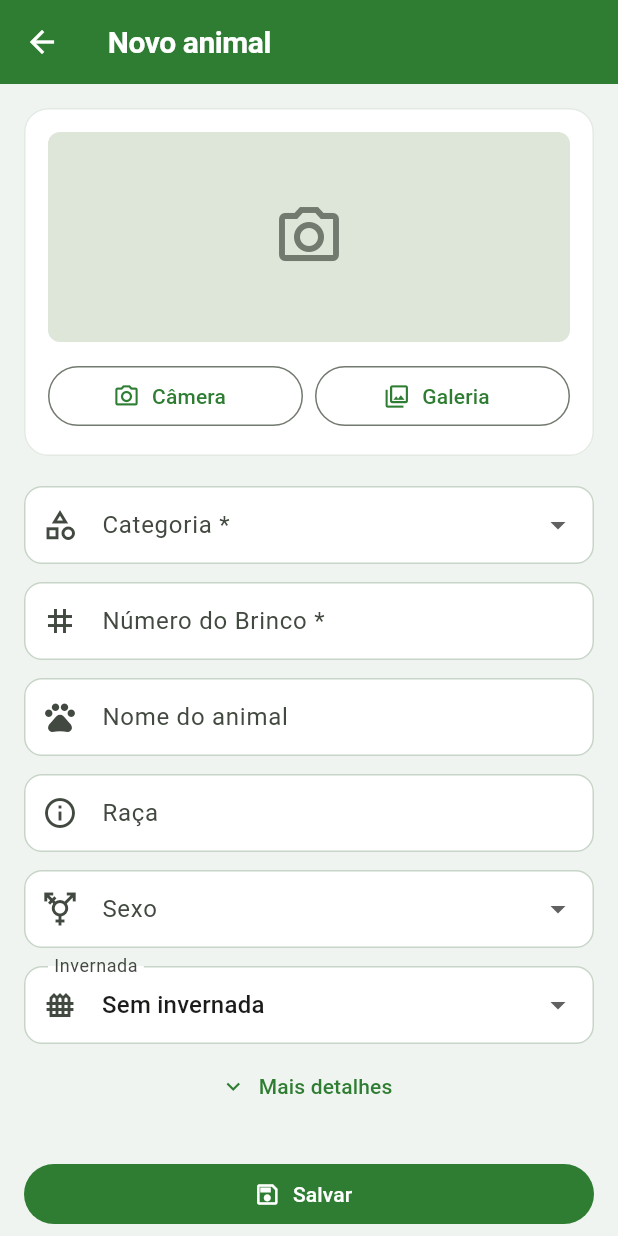
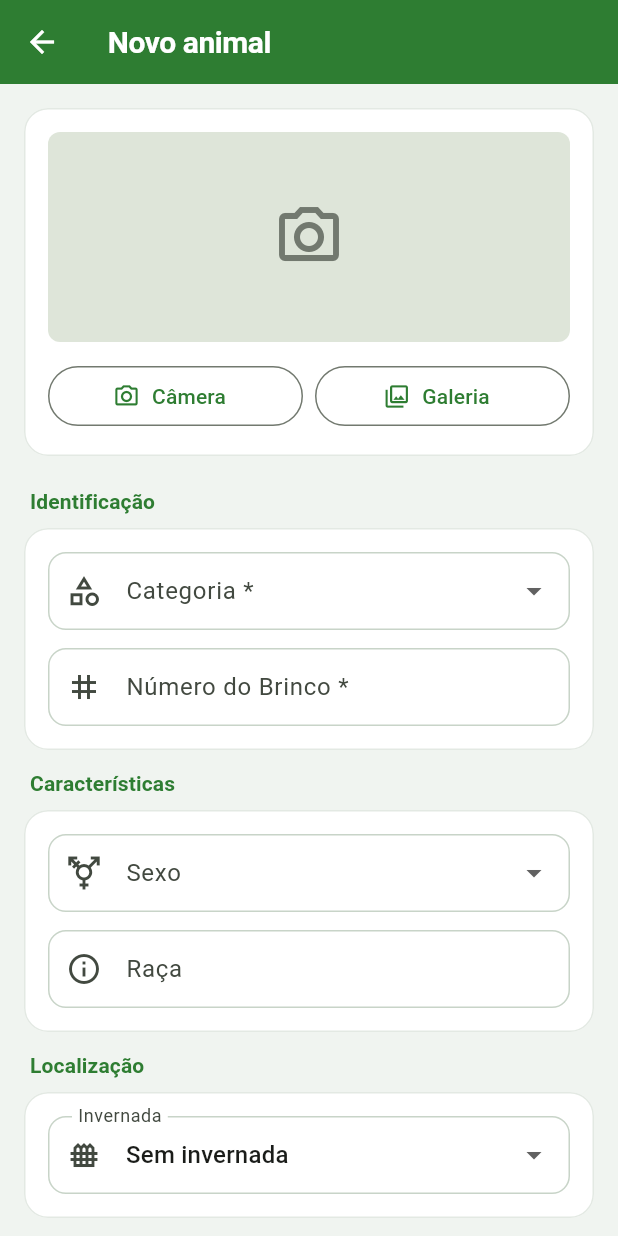
Before and after one commit to lucasbjs12/gestao-bovinos-flutter, a Flutter app: the CadastroBovinoScreen screen opened by its route, on a phone screen of 412 x 824 dp. Run offline on Flutter 3.47's test engine with Material 3 defaults, Android fonts, the phone set to English and light mode, and no system bars; our stand-ins replace cached_network_image, cloud_firestore, connectivity_plus, firebase_auth, firebase_core, flutter_image_compress and 3 more; accounts and stored records are empty.

Commit message:
feat: onboarding, botão de manejo rápido e melhorias no cadastro
- Tela de onboarding com 4 slides exibida na primeira vez que o usuário loga
- Botões "Próximo", "Não mostrar novamente" e "Pular" no onboarding
- Botão de ação rápida (ícone verde) em cada card de bovino para criar manejo direto
- Renomeia aba "Sanitário" para "Manejos" no menu inferior
- Formulário de cadastro agrupado em seções: Identificação, Características, Localização e Detalhes
- Move campo "Nome do animal" para a seção Detalhes (expansível)

Co-Authored-By: Claude Sonnet 4.6 <noreply@anthropic.com>

```diff
--- a/lib/features/bovinos/presentation/cadastro_bovino_screen.dart
+++ b/lib/features/bovinos/presentation/cadastro_bovino_screen.dart
@@ -341,7 +341,10 @@ class _CadastroBovinoScreenState extends State<CadastroBovinoScreen> {
                 ),
                 const SizedBox(height: 20),
 
-                // ── Dados principais ──────────────────────────────────────
+                // ── Identificação ─────────────────────────────────────
+                _FormSection(
+                  titulo: 'Identificação',
+                  children: [
                     DropdownButtonFormField<String>(
                       initialValue: _categoria,
                       decoration: const InputDecoration(
@@ -353,11 +356,9 @@ class _CadastroBovinoScreenState extends State<CadastroBovinoScreen> {
                           .map((c) => DropdownMenuItem(value: c, child: Text(c)))
                           .toList(),
                       onChanged: (v) => setState(() => _categoria = v),
-                  validator: (v) =>
-                      v == null ? 'Selecione a categoria.' : null,
+                      validator: (v) => v == null ? 'Selecione a categoria.' : null,
                     ),
                     const SizedBox(height: 12),
-
                     TextFormField(
                       controller: _brincoCtrl,
                       textCapitalization: TextCapitalization.characters,
@@ -371,32 +372,14 @@ class _CadastroBovinoScreenState extends State<CadastroBovinoScreen> {
                           ? 'Informe o brinco.'
                           : null,
                     ),
-                const SizedBox(height: 12),
-
-                TextFormField(
-                  controller: _nomeCtrl,
-                  textCapitalization: TextCapitalization.words,
-                  textInputAction: TextInputAction.next,
-                  decoration: const InputDecoration(
-                    labelText: 'Nome do animal',
-                    border: OutlineInputBorder(),
-                    prefixIcon: Icon(Icons.pets_outlined),
-                  ),
+                  ],
                 ),
                 const SizedBox(height: 12),
 
-                TextFormField(
-                  controller: _racaCtrl,
-                  textCapitalization: TextCapitalization.words,
-                  textInputAction: TextInputAction.next,
-                  decoration: const InputDecoration(
-                    labelText: 'Raça',
-                    border: OutlineInputBorder(),
-                    prefixIcon: Icon(Icons.info_outline),
-                  ),
-                ),
-                const SizedBox(height: 12),
-
+                // ── Características ───────────────────────────────────────
+                _FormSection(
+                  titulo: 'Características',
+                  children: [
                     DropdownButtonFormField<String>(
                       initialValue: _sexo,
                       decoration: const InputDecoration(
@@ -410,8 +393,35 @@ class _CadastroBovinoScreenState extends State<CadastroBovinoScreen> {
                       onChanged: (v) => setState(() => _sexo = v),
                     ),
                     const SizedBox(height: 12),
+                    TextFormField(
+                      controller: _racaCtrl,
+                      textCapitalization: TextCapitalization.words,
+                      textInputAction: TextInputAction.next,
+                      decoration: const InputDecoration(
+                        labelText: 'Raça',
+                        border: OutlineInputBorder(),
+                        prefixIcon: Icon(Icons.info_outline),
+                      ),
+                    ),
+                    if (_ehFemea) ...[
+                      const SizedBox(height: 8),
+                      CheckboxListTile(
+                        value: _estaDeCria,
+                        onChanged: (v) =>
+                            setState(() => _estaDeCria = v ?? false),
+                        title: const Text('Está de cria'),
+                        subtitle: const Text('Possui terneiro(a) vinculado(a)'),
+                        contentPadding: EdgeInsets.zero,
+                      ),
+                    ],
+                  ],
+                ),
+                const SizedBox(height: 12),
 
-                // ── Invernada ─────────────────────────────────────────────
+                // ── Localização ───────────────────────────────────────────
+                _FormSection(
+                  titulo: 'Localização',
+                  children: [
                     DropdownButtonFormField<int?>(
                       initialValue: _invernadaId,
                       decoration: const InputDecoration(
@@ -433,6 +443,8 @@ class _CadastroBovinoScreenState extends State<CadastroBovinoScreen> {
                       ],
                       onChanged: (v) => setState(() => _invernadaId = v),
                     ),
+                  ],
+                ),
                 const SizedBox(height: 4),
 
                 // ── Mais detalhes toggle ──────────────────────────────────
@@ -448,8 +460,21 @@ class _CadastroBovinoScreenState extends State<CadastroBovinoScreen> {
                 ),
 
                 if (_maisDetalhes) ...[
-                  const SizedBox(height: 8),
-
+                  const SizedBox(height: 4),
+                  _FormSection(
+                    titulo: 'Detalhes',
+                    children: [
+                      TextFormField(
+                        controller: _nomeCtrl,
+                        textCapitalization: TextCapitalization.words,
+                        textInputAction: TextInputAction.next,
+                        decoration: const InputDecoration(
+                          labelText: 'Nome do animal',
+                          border: OutlineInputBorder(),
+                          prefixIcon: Icon(Icons.pets_outlined),
+                        ),
+                      ),
+                      const SizedBox(height: 12),
                       TextFormField(
                         controller: _dataCtrl,
                         readOnly: true,
@@ -470,12 +495,9 @@ class _CadastroBovinoScreenState extends State<CadastroBovinoScreen> {
                         ),
                       ),
                       const SizedBox(height: 12),
-
                       TextFormField(
                         controller: _pesoCtrl,
-                    keyboardType: const TextInputType.numberWithOptions(
-                      decimal: true,
-                    ),
+                        keyboardType: const TextInputType.numberWithOptions(decimal: true),
                         textInputAction: TextInputAction.next,
                         decoration: const InputDecoration(
                           labelText: 'Peso atual (kg)',
@@ -484,18 +506,6 @@ class _CadastroBovinoScreenState extends State<CadastroBovinoScreen> {
                         ),
                       ),
                       const SizedBox(height: 12),
-
-                  TextFormField(
-                    controller: _epcCtrl,
-                    textInputAction: TextInputAction.next,
-                    decoration: const InputDecoration(
-                      labelText: 'Código EPC',
-                      border: OutlineInputBorder(),
-                      prefixIcon: Icon(Icons.nfc_outlined),
-                    ),
-                  ),
-                  const SizedBox(height: 12),
-
                       DropdownButtonFormField<String>(
                         initialValue: _status,
                         decoration: const InputDecoration(
@@ -504,13 +514,11 @@ class _CadastroBovinoScreenState extends State<CadastroBovinoScreen> {
                           prefixIcon: Icon(Icons.flag_outlined),
                         ),
                         items: _statusOpcoes
-                        .map((s) =>
-                            DropdownMenuItem(value: s, child: Text(s)))
+                            .map((s) => DropdownMenuItem(value: s, child: Text(s)))
                             .toList(),
                         onChanged: (v) => setState(() => _status = v ?? 'Ativo'),
                       ),
                       const SizedBox(height: 12),
-
                       TextFormField(
                         controller: _origemCtrl,
                         textCapitalization: TextCapitalization.words,
@@ -522,7 +530,6 @@ class _CadastroBovinoScreenState extends State<CadastroBovinoScreen> {
                         ),
                       ),
                       const SizedBox(height: 12),
-
                       TextFormField(
                         controller: _pelagemCtrl,
                         textCapitalization: TextCapitalization.words,
@@ -534,7 +541,16 @@ class _CadastroBovinoScreenState extends State<CadastroBovinoScreen> {
                         ),
                       ),
                       const SizedBox(height: 12),
-
+                      TextFormField(
+                        controller: _epcCtrl,
+                        textInputAction: TextInputAction.next,
+                        decoration: const InputDecoration(
+                          labelText: 'Código EPC (RFID)',
+                          border: OutlineInputBorder(),
+                          prefixIcon: Icon(Icons.nfc_outlined),
+                        ),
+                      ),
+                      const SizedBox(height: 12),
                       TextFormField(
                         controller: _obsCtrl,
                         textCapitalization: TextCapitalization.sentences,
@@ -547,18 +563,6 @@ class _CadastroBovinoScreenState extends State<CadastroBovinoScreen> {
                         ),
                       ),
                     ],
-
-                // ── Está de cria (apenas fêmeas) ──────────────────────────
-                if (_ehFemea) ...[
-                  const SizedBox(height: 8),
-                  CheckboxListTile(
-                    value: _estaDeCria,
-                    onChanged: (v) =>
-                        setState(() => _estaDeCria = v ?? false),
-                    title: const Text('Está de cria'),
-                    subtitle:
-                        const Text('Possui terneiro(a) vinculado(a)'),
-                    contentPadding: EdgeInsets.zero,
                   ),
                 ],
 
@@ -698,3 +702,41 @@ class _FotoSection extends StatelessWidget {
     return const SizedBox(height: 200);
   }
 }
+
+// ─── Seção de formulário ──────────────────────────────────────────────────────
+
+class _FormSection extends StatelessWidget {
+  final String titulo;
+  final List<Widget> children;
+
+  const _FormSection({required this.titulo, required this.children});
+
+  @override
+  Widget build(BuildContext context) {
+    return Column(
+      crossAxisAlignment: CrossAxisAlignment.start,
+      children: [
+        Padding(
+          padding: const EdgeInsets.only(left: 4, bottom: 8),
+          child: Text(
+            titulo,
+            style: Theme.of(context).textTheme.labelLarge?.copyWith(
+                  color: Theme.of(context).colorScheme.primary,
+                  fontWeight: FontWeight.w600,
+                ),
+          ),
+        ),
+        Card(
+          margin: EdgeInsets.zero,
+          child: Padding(
+            padding: const EdgeInsets.all(16),
+            child: Column(
+              crossAxisAlignment: CrossAxisAlignment.stretch,
+              children: children,
+            ),
+          ),
+        ),
+      ],
+    );
+  }
+}
--- a/lib/features/shell/presentation/main_shell_screen.dart
+++ b/lib/features/shell/presentation/main_shell_screen.dart
@@ -15,7 +15,7 @@ class MainShellScreen extends StatelessWidget {
     _AbaInfo(label: 'Início',     icon: Icons.home_outlined,             iconSel: Icons.home),
     _AbaInfo(label: 'Bovinos',    icon: Icons.pets_outlined,             iconSel: Icons.pets),
     _AbaInfo(label: 'Invernadas', icon: Icons.grass_outlined,            iconSel: Icons.grass),
-    _AbaInfo(label: 'Sanitário',  icon: Icons.medical_services_outlined, iconSel: Icons.medical_services),
+    _AbaInfo(label: 'Manejos',    icon: Icons.medical_services_outlined, iconSel: Icons.medical_services),
     _AbaInfo(label: 'RFID',       icon: Icons.nfc_outlined,              iconSel: Icons.nfc),
   ];
 
```
Also changed, not shown: lib/app.dart (+17 -2 lines), lib/features/bovinos/presentation/bovinos_screen.dart (+22 -5 lines), lib/features/onboarding/presentation/onboarding_screen.dart (added, +218 -0 lines). Lines whose indentation alone changed are shown as unchanged.
